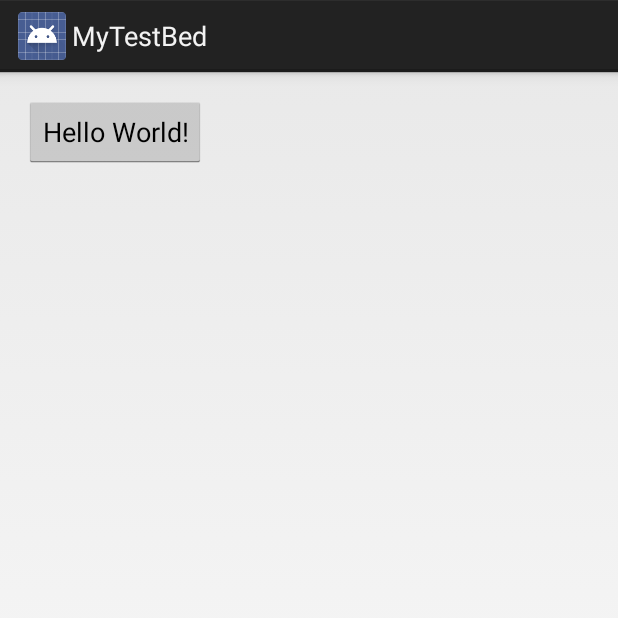
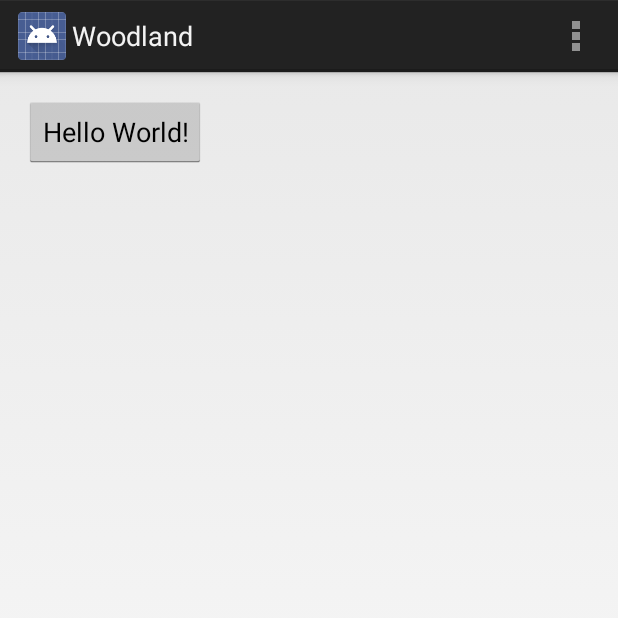
Before and after one commit to cpliu338/android_goodies, an Android app: the screen it shows after launch (MainActivity), on a phone screen of 412 x 824 dp, the top half of it. Run offline under Robolectric (Android 15) with nearby library versions, the phone set to English and light mode, and no system bars.

Commit message:
20170721

```diff
--- a/app/src/main/java/hk/org/woodland/mytestbed/ClickOrTiltListener.java
+++ b/app/src/main/java/hk/org/woodland/goodies/ClickOrTiltListener.java
@@ -1,4 +1,4 @@
-package hk.org.woodland.mytestbed;
+package hk.org.woodland.goodies;
 
 import java.util.Objects;
 
@@ -6,7 +6,7 @@ import java.util.Objects;
  * A callback interface from SlideByClickOrTilt, usually implemented by the calling Activity
  */
 
-interface ClickOrTiltListener {
+public interface ClickOrTiltListener {
     public String getFeedbackFromValue(int value);
 
     /**
--- a/app/src/main/java/hk/org/woodland/mytestbed/SlideByClickOrTilt.java
+++ b/app/src/main/java/hk/org/woodland/goodies/SlideByClickOrTilt.java
@@ -1,4 +1,4 @@
-package hk.org.woodland.mytestbed;
+package hk.org.woodland.goodies;
 
 import android.annotation.SuppressLint;
 import android.app.Activity;
@@ -23,7 +23,6 @@ import android.view.Gravity;
 import android.view.LayoutInflater;
 import android.view.Surface;
 import android.view.View;
-import android.view.ViewGroup;
 import android.widget.Button;
 import android.widget.LinearLayout;
 import android.widget.TextView;
--- a/app/src/main/java/hk/org/woodland/mytestbed/MainActivity.java
+++ b/app/src/main/java/hk/org/woodland/mytestbed/MainActivity.java
@@ -5,15 +5,18 @@ import android.app.AlarmManager;
 import android.app.PendingIntent;
 import android.content.Context;
 import android.content.Intent;
-import android.content.pm.ActivityInfo;
 import android.hardware.Sensor;
 import android.hardware.SensorManager;
+import android.os.Bundle;
 import android.os.SystemClock;
-import android.os.Bundle;
+import android.view.Menu;
+import android.view.MenuItem;
 import android.view.View;
 import android.widget.Button;
-import android.widget.TextView;
 import android.widget.Toast;
+
+import hk.org.woodland.goodies.ClickOrTiltListener;
+import hk.org.woodland.goodies.SlideByClickOrTilt;
 
 public class MainActivity extends Activity implements ClickOrTiltListener {
 
@@ -28,15 +31,6 @@ public class MainActivity extends Activity implements ClickOrTiltListener {
         btn1.setOnClickListener(new View.OnClickListener() {
             @Override
             public void onClick(View v) {
-            /*testSlideByClickOrTilt();
-                AlarmManager alarmManager = (AlarmManager)getSystemService(Context.ALARM_SERVICE);
-                Intent intent = new Intent(MainActivity.this, FakeCallReceiver.class);
-                intent.putExtra(FakeCallReceiver.FAKENAME, getString(R.string.app_name));
-                intent.putExtra(FakeCallReceiver.FAKENUMBER, getString(R.string.plus)+v.getId());
-                PendingIntent pendingIntent = PendingIntent.getBroadcast(MainActivity.this, 0, intent, PendingIntent.FLAG_CANCEL_CURRENT);
-                alarmManager.set(AlarmManager.ELAPSED_REALTIME_WAKEUP, SystemClock.elapsedRealtime() + 100000L, pendingIntent);
-                Toast.makeText(MainActivity.this, getString(R.string.app_name), Toast.LENGTH_SHORT).show();
-                */
                 Intent intent = new Intent(MainActivity.this, FakeRingingActivity.class);
                 intent.putExtra(FakeCallReceiver.FAKENAME, getString(R.string.app_name));
                 intent.putExtra(FakeCallReceiver.FAKENUMBER, getString(R.string.plus)+v.getId());
@@ -44,13 +38,33 @@ public class MainActivity extends Activity implements ClickOrTiltListener {
             }
         });
     }
+    @Override
+    public boolean onCreateOptionsMenu(Menu menu) {
+        // Inflate the menu; this adds items to the action bar if it is present.
+        getMenuInflater().inflate(R.menu.menu_main, menu);
+        return true;
+    }
 
-    private void testSlideByClickOrTilt() {
+    @Override
+    public boolean onOptionsItemSelected(MenuItem item) {
+        // Handle action bar item clicks here. The action bar will
+        // automatically handle clicks on the Home/Up button, so long
+        // as you specify a parent activity in AndroidManifest.xml.
+        switch (item.getItemId()) {
+            case R.id.fakecall:
+                //SlideByClickOrTilt.lockActivityOrientation(this);
+                setFakeTime();
+                break;
+        }
+        return super.onOptionsItemSelected(item);
+    }
+
+    private void setFakeTime() {
         SlideByClickOrTilt element;
         element = SlideByClickOrTilt
                 .withClickOrTiltListener(MainActivity.this)
                 .withMaxValue(200).withMaxDelta(16)
-                .withMinValue(1).withInitValue(8)
+                .withMinValue(1).withInitValue(5)
                 .build();
         element.show(MainActivity.this.getFragmentManager(), "SlideByClickOrTilt");
     }
@@ -67,8 +81,17 @@ public class MainActivity extends Activity implements ClickOrTiltListener {
     public void onConfirmWithValue(int value) {
         long ms = value * 60000L;
         //this.onMuteSelected(ms);
+            /*
         Toast toast = Toast.makeText(this, MainActivity.class.getSimpleName()+value, Toast.LENGTH_SHORT);
         toast.show();
+        */
+                AlarmManager alarmManager = (AlarmManager)getSystemService(Context.ALARM_SERVICE);
+                Intent intent = new Intent(this, FakeCallReceiver.class);
+                intent.putExtra(FakeCallReceiver.FAKENAME, getString(R.string.app_name));
+                intent.putExtra(FakeCallReceiver.FAKENUMBER, getString(R.string.plus)+value);
+                PendingIntent pendingIntent = PendingIntent.getBroadcast(MainActivity.this, 0, intent, PendingIntent.FLAG_CANCEL_CURRENT);
+                alarmManager.set(AlarmManager.ELAPSED_REALTIME_WAKEUP, SystemClock.elapsedRealtime() + value*60000L, pendingIntent);
+                Toast.makeText(MainActivity.this, getString(R.string.call_at, new java.util.Date(System.currentTimeMillis()+value*60000L)), Toast.LENGTH_SHORT).show();
         /*
         Snackbar.make(findViewById(android.R.id.content), "Replace with your own action"+value, Snackbar.LENGTH_LONG)
                 .setAction("Action", null).show();
@@ -77,18 +100,19 @@ public class MainActivity extends Activity implements ClickOrTiltListener {
 
     @Override
     public String getCustomText(int type) {
+        /*
         switch (type) {
             case SlideByClickOrTilt.MINUS: return getString(R.string.minus);
             case SlideByClickOrTilt.PLUS: return getString(R.string.plus);
             case SlideByClickOrTilt.HINT: return getString(R.string.hint);
         }
+        */
         return null;
     }
 /*
     @Override
     protected void onResume() {
         super.onResume();
-        SlideByClickOrTilt.lockActivityOrientation(this);
         element.runInActivity(this);
         This should be triggered in button click
     }
--- /dev/null
+++ b/app/src/main/res/menu/menu_main.xml
@@ -0,0 +1,12 @@
+<?xml version="1.0" encoding="utf-8"?>
+<menu xmlns:android="http://schemas.android.com/apk/res/android"
+    xmlns:app="http://schemas.android.com/apk/res-auto"
+    xmlns:tools="http://schemas.android.com/tools"
+    tools:context="hk.org.woodland.mytestbed.MainActivity"
+    >
+    <item
+        android:id="@+id/fakecall"
+        android:title="@string/fakecall"
+        app:showAsAction="never" />
+    />
+</menu>
--- a/app/src/main/res/values/strings.xml
+++ b/app/src/main/res/values/strings.xml
@@ -1,6 +1,7 @@
 <resources>
-    <string name="app_name">MyTestBed</string>
+    <string name="app_name">Woodland</string>
+    <string name="fakecall">Fake call</string>
     <string name="plus">+</string>
-    <string name="minus">-</string>
     <string name="feedback">%1$d mins later, approx. %2$tH:%2$tM</string>
+    <string name="call_at">Fake call at %1$tH:%1$tM</string>
 </resources>
```
Also changed, not shown: app/src/main/java/hk/org/woodland/mytestbed/FakeRingingActivity.java (+9 -2 lines), app/src/main/res/drawable-hdpi/ic_call.png (added), app/src/main/res/drawable-hdpi/ic_callend.png (added), app/src/main/res/drawable-hdpi/ic_micoff.png (added), app/src/main/res/drawable-mdpi/ic_call.png (added), app/src/main/res/drawable-mdpi/ic_callend.png (added), app/src/main/res/drawable-mdpi/ic_micoff.png (added), app/src/main/res/drawable-xhdpi/ic_call.png (added), app/src/main/res/drawable-xhdpi/ic_callend.png (added), app/src/main/res/drawable-xhdpi/ic_micoff.png (added), app/src/main/res/drawable-xxhdpi/ic_call.png (added), app/src/main/res/drawable-xxhdpi/ic_callend.png (added), app/src/main/res/drawable-xxhdpi/ic_micoff.png (added), 1 other file.
